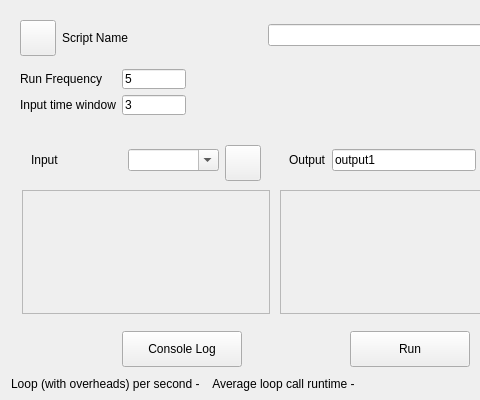
This is rena/ui/ScriptingWidget.ui in PhysioLabXR/PhysioLabXR-Community as Qt 5 draws it before an edit; both pictures show x 0 to 480 and y 0 to 400 of the 800 by 400 pixel window. The edited form follows.
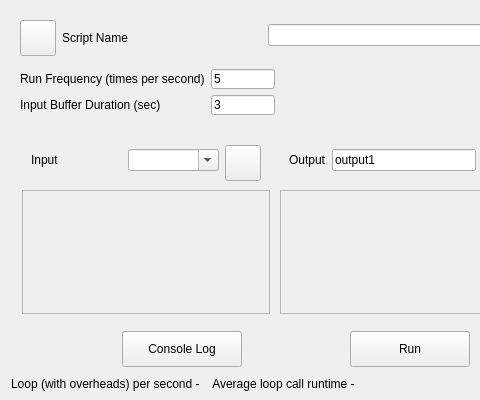
This is the edited form.

Commit message: WIP refactor input buffer for scripting interface; rename lsl_data_type to stream_name globally

Diff of the .ui file:
```diff
--- a/rena/ui/ScriptingWidget.ui
+++ b/rena/ui/ScriptingWidget.ui
@@ -159,7 +159,7 @@
          <string>In Hz, controls how many times does the script loop run per second.</string>
         </property>
         <property name="text">
-         <string>Run Frequency</string>
+         <string>Run Frequency (times per second)</string>
         </property>
        </widget>
       </item>
@@ -169,7 +169,7 @@
          <string>The time window of samples the script will have access to at each loop.</string>
         </property>
         <property name="text">
-         <string>Input time window</string>
+         <string>Input Buffer Duration (sec)</string>
         </property>
        </widget>
       </item>
```
Left out of the diff: 2 changed lines with no effect on the pictures. The commit also changes 8 other files.
